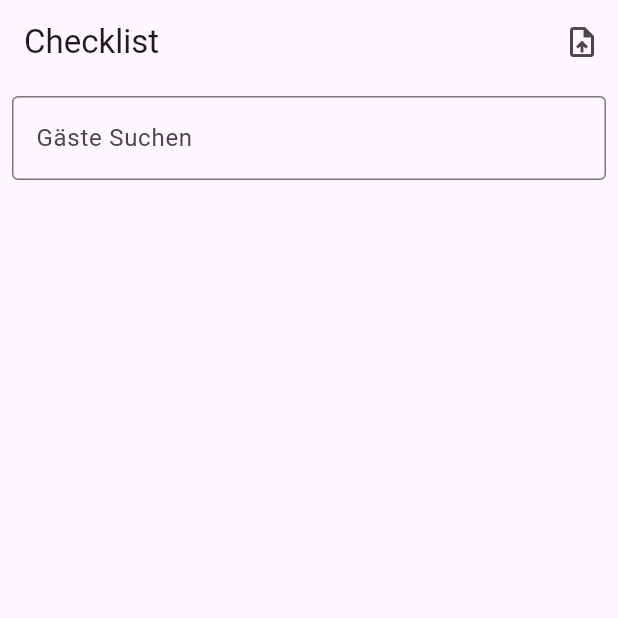
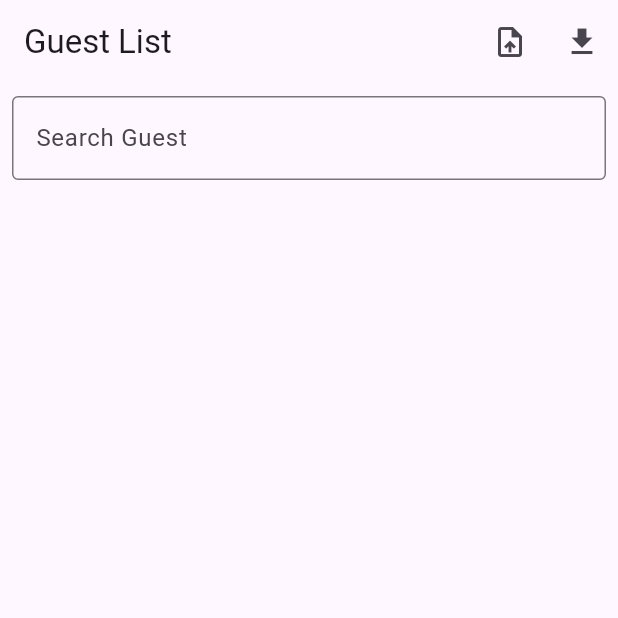
Before and after one commit to SnIpPzILoCo/Triopt-Checklist, a Flutter app: the screen it shows after launch, after a tap on the "upload file" icon, on a phone screen of 412 x 824 dp, the top half of it. Run offline on Flutter 3.47's test engine with Material 3 defaults, Android fonts, the phone set to English and light mode, and no system bars; missing offline and left inert: excel.

Commit message:
Mad ethe program work with a local .xlsx file located at /assets/

```diff
--- a/lib/excel_service.dart
+++ b/lib/excel_service.dart
@@ -1,7 +1,10 @@
 import 'package:excel/excel.dart';
+import 'package:flutter/services.dart';
 import 'dart:io';
 import 'guest.dart';
+import 'package:path_provider/path_provider.dart';
 
+//TODO: IMPORTANT! Find a way to make the code work at line 29.
 class ExcelService {
   Future<List<Guest>> readGuestsFromExcel(File file) async {
     final bytes = file.readAsBytesSync();
@@ -17,4 +20,28 @@ class ExcelService {
 
     return guests;
   }
+
+  Future<File> exportGuestsToExcel(List<Guest> guests) async {
+    var excel = Excel.createExcel();
+    Sheet sheetObject = excel['Sheet1'];
+
+    for (var guest in guests) {
+      sheetObject.appendRow([guest.name]);
+    }
+
+    var bytes = excel.encode();
+    final directory = await getApplicationDocumentsDirectory();
+    final file = File('${directory.path}/exported_guest_list.xlsx');
+    file.writeAsBytesSync(bytes!);
+    return file;
+  }
+
+  Future<File> getAssetExcelFile(String path) async {
+    final byteData = await rootBundle.load(path);
+    final bytes = byteData.buffer.asUint8List();
+    final directory = await getApplicationDocumentsDirectory();
+    final file = File('${directory.path}/guest_list.xlsx');
+    await file.writeAsBytes(bytes, flush: true);
+    return file;
+  }
 }
--- a/lib/main.dart
+++ b/lib/main.dart
@@ -1,27 +1,28 @@
 import 'package:flutter/material.dart';
 import 'package:provider/provider.dart';
-import 'package:file_picker/file_picker.dart';
-import 'dart:io';
 import 'guest_provider.dart';
-import 'guest.dart';
 import 'excel_service.dart';
 
+//TODO: Make Site prettier(Menu, Animations, Centering, Import/Export buttons etc.).
+//TODO: Ignore or Solve Messages.
 void main() {
   runApp(
     MultiProvider(
       providers: [
         ChangeNotifierProvider(create: (_) => GuestProvider()),
       ],
-      child: MyApp(),
+      child: const MyApp(),
     ),
   );
 }
 
 class MyApp extends StatelessWidget {
+  const MyApp({super.key});
+
   @override
   Widget build(BuildContext context) {
     return MaterialApp(
-      title: 'Triopt Checklist',
+      title: 'Checklist App',
       theme: ThemeData(
         primarySwatch: Colors.blue,
       ),
@@ -33,34 +34,45 @@ class MyApp extends StatelessWidget {
 class GuestListScreen extends StatelessWidget {
   final ExcelService excelService = ExcelService();
 
+  GuestListScreen({super.key});
+
   Future<void> importGuests(BuildContext context) async {
-    final result = await FilePicker.platform.pickFiles(type: FileType.custom, allowedExtensions: ['xlsx']);
-    if (result != null && result.files.single.path != null) {
-      final file = File(result.files.single.path!);
-      final guests = await excelService.readGuestsFromExcel(file);
-      context.read<GuestProvider>().setGuests(guests);
-    }
+    final file = await excelService.getAssetExcelFile('assets/test.xlsx');
+    final guests = await excelService.readGuestsFromExcel(file);
+    context.read<GuestProvider>().setGuests(guests);
+  }
+
+  Future<void> exportGuests(BuildContext context) async {
+    final guests = context.read<GuestProvider>().guests;
+    final file = await excelService.exportGuestsToExcel(guests);
+    ScaffoldMessenger.of(context).showSnackBar(
+      SnackBar(content: Text('Exported to: ${file.path}')),
+    );
   }
 
   @override
   Widget build(BuildContext context) {
     return Scaffold(
       appBar: AppBar(
-        title: Text('Checklist'),
+        title: const Text('Guest List'),
         actions: [
           IconButton(
-            icon: Icon(Icons.upload_file),
+            icon: const Icon(Icons.upload_file),
             onPressed: () => importGuests(context),
+          ),
+          IconButton(
+            icon: const Icon(Icons.download),
+            onPressed: () => exportGuests(context),
           ),
         ],
       ),
       body: Column(
         children: [
           Padding(
-            padding: EdgeInsets.all(8.0),
+            padding: const EdgeInsets.all(8.0),
             child: TextField(
-              decoration: InputDecoration(
-                labelText: 'Gäste Suchen',
+              decoration: const InputDecoration(
+                labelText: 'Search Guest',
                 border: OutlineInputBorder(),
               ),
               onChanged: (query) {
--- a/pubspec.yaml
+++ b/pubspec.yaml
@@ -26,3 +26,7 @@ dev_dependencies:
 
 flutter:
   uses-material-design: true
+
+  flutter:
+  assets:
+    - assets/test.xlsx
```
Also changed, not shown: 1 other file.
